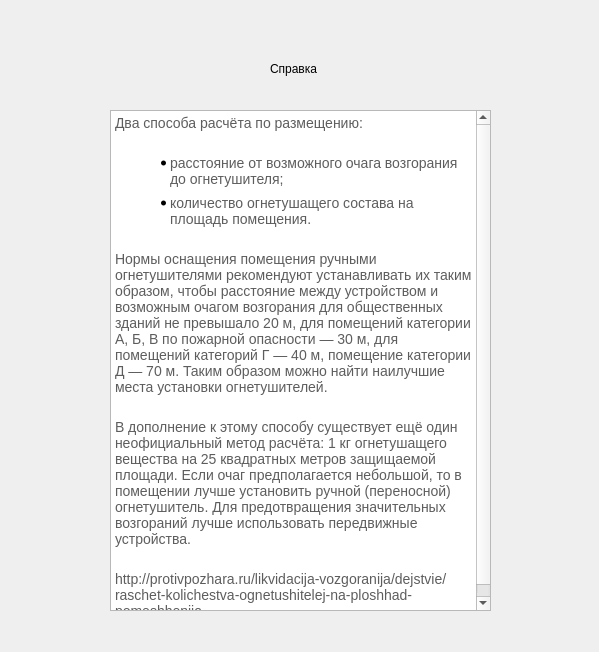
Qt form form.ui (chester5009/fire_protection) before a commit.
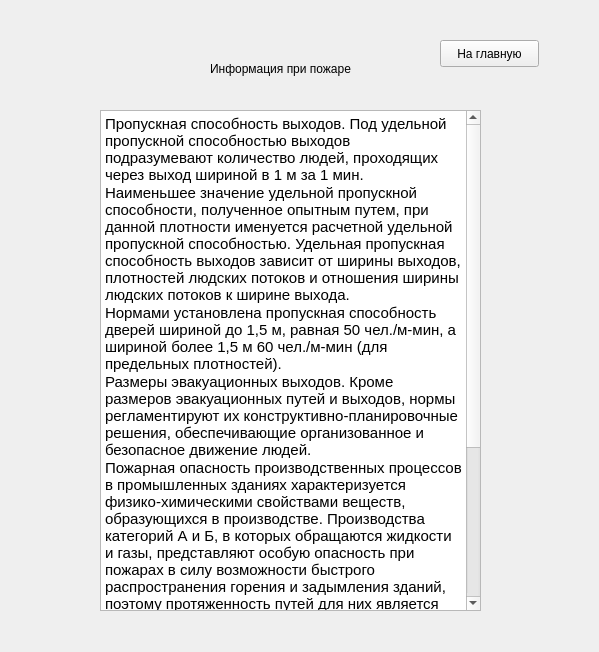
The same form after that commit. The open tabs and pages were chosen to show the change.

Diff of the .ui file:
```diff
--- a/form.ui
+++ b/form.ui
@@ -310,6 +310,69 @@
       <string>Справка</string>
      </property>
     </widget>
+    <widget class="QPushButton" name="pushButton_6">
+     <property name="geometry">
+      <rect>
+       <x>210</x>
+       <y>530</y>
+       <width>99</width>
+       <height>27</height>
+      </rect>
+     </property>
+     <property name="text">
+      <string>На главную</string>
+     </property>
+    </widget>
+   </widget>
+   <widget class="QWidget" name="page_6">
+    <widget class="QTextBrowser" name="textBrowser_3">
+     <property name="geometry">
+      <rect>
+       <x>90</x>
+       <y>100</y>
+       <width>381</width>
+       <height>501</height>
+      </rect>
+     </property>
+     <property name="html">
+      <string>&lt;!DOCTYPE HTML PUBLIC &quot;-//W3C//DTD HTML 4.0//EN&quot; &quot;http://www.w3.org/TR/REC-html40/strict.dtd&quot;&gt;
+&lt;html&gt;&lt;head&gt;&lt;meta name=&quot;qrichtext&quot; content=&quot;1&quot; /&gt;&lt;style type=&quot;text/css&quot;&gt;
+p, li { white-space: pre-wrap; }
+&lt;/style&gt;&lt;/head&gt;&lt;body style=&quot; font-family:'Ubuntu'; font-size:11pt; font-weight:400; font-style:normal;&quot;&gt;
+&lt;p style=&quot; margin-top:0px; margin-bottom:0px; margin-left:0px; margin-right:0px; -qt-block-indent:0; text-indent:0px;&quot;&gt;&lt;span style=&quot; background-color:#ffffff;&quot;&gt;Пропускная способность выходов. Под удельной пропускной способностью выходов подразумевают количество людей, проходящих через выход шириной в 1 м за 1 мин.&lt;/span&gt;&lt;/p&gt;
+&lt;p style=&quot; margin-top:0px; margin-bottom:0px; margin-left:0px; margin-right:0px; -qt-block-indent:0; text-indent:0px;&quot;&gt;&lt;span style=&quot; background-color:#ffffff;&quot;&gt;Наименьшее значение удельной пропускной способности, полученное опытным путем, при данной плотности именуется расчетной удельной пропускной способностью. Удельная пропускная способность выходов зависит от ширины выходов, плотностей людских потоков и отношения ширины людских потоков к ширине выхода.&lt;/span&gt;&lt;/p&gt;
+&lt;p style=&quot; margin-top:0px; margin-bottom:0px; margin-left:0px; margin-right:0px; -qt-block-indent:0; text-indent:0px;&quot;&gt;&lt;span style=&quot; background-color:#ffffff;&quot;&gt;Нормами установлена пропускная способность дверей шириной до 1,5 м, равная 50 чел./м-мин, а шириной более 1,5 м 60 чел./м-мин (для предельных плотностей).&lt;/span&gt;&lt;/p&gt;
+&lt;p style=&quot; margin-top:0px; margin-bottom:0px; margin-left:0px; margin-right:0px; -qt-block-indent:0; text-indent:0px;&quot;&gt;&lt;span style=&quot; background-color:#ffffff;&quot;&gt;Размеры эвакуационных выходов. Кроме размеров эвакуационных путей и выходов, нормы регламентируют их конструктивно-планировочные решения, обеспечивающие организованное и безопасное движение людей.&lt;/span&gt;&lt;/p&gt;
+&lt;p style=&quot; margin-top:0px; margin-bottom:0px; margin-left:0px; margin-right:0px; -qt-block-indent:0; text-indent:0px;&quot;&gt;&lt;span style=&quot; background-color:#ffffff;&quot;&gt;Пожарная опасность производственных процессов в промышленных зданиях характеризуется физико-химическими свойствами веществ, образующихся в производстве. Производства категорий А и Б, в которых обращаются жидкости и газы, представляют особую опасность при пожарах в силу возможности быстрого распространения горения и задымления зданий, поэтому протяженность путей для них является наименьшей. В производствах категории В, где обращаются твердые горючие вещества, скорость распространения горения меньше, срок эвакуации может быть несколько увеличен, а следовательно, и протяженность путей эвакуации будет больше, чем для производства категорий А и В. В производствах категорий Г и Д, размещаемых в зданиях I и II степеней огнестойкости, протяженность путей эвакуации не ограничивается (для определения категории здания см. приложение А).&lt;/span&gt;&lt;/p&gt;
+&lt;p style=&quot; margin-top:0px; margin-bottom:0px; margin-left:0px; margin-right:0px; -qt-block-indent:0; text-indent:0px;&quot;&gt;&lt;span style=&quot; background-color:#ffffff;&quot;&gt;Продолжение по ссылке  http://www.bestreferat.ru/referat-284124.html&lt;/span&gt;&lt;/p&gt;&lt;/body&gt;&lt;/html&gt;</string>
+     </property>
+    </widget>
+    <widget class="QPushButton" name="pushButton_7">
+     <property name="geometry">
+      <rect>
+       <x>430</x>
+       <y>30</y>
+       <width>99</width>
+       <height>27</height>
+      </rect>
+     </property>
+     <property name="text">
+      <string>На главную</string>
+     </property>
+    </widget>
+    <widget class="QLabel" name="label_10">
+     <property name="geometry">
+      <rect>
+       <x>200</x>
+       <y>50</y>
+       <width>191</width>
+       <height>17</height>
+      </rect>
+     </property>
+     <property name="text">
+      <string>Информация при пожаре</string>
+     </property>
+    </widget>
    </widget>
    <widget class="QWidget" name="page_2">
     <widget class="QLabel" name="label">
```
Left out of the diff: 20 changed lines with no effect on the pictures.
